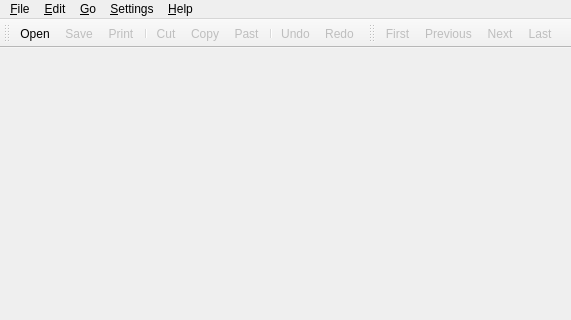
This is editor/ui/MainEditorUI.ui in cc-archive/pootle as Qt 5 draws it before an edit; both pictures show x 0 to 571 and y 0 to 320 of the 571 by 476 pixel window. The edited form follows.
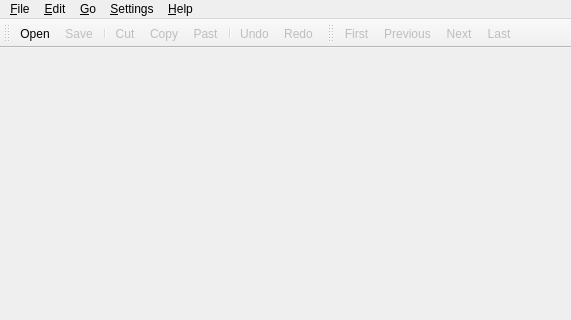
This is the edited form. Icons and pictures are not drawn.

Commit message: Update MainEditor.py: removing print feature calling preference

Patch:
```diff
--- a/editor/ui/MainEditorUI.ui
+++ b/editor/ui/MainEditorUI.ui
@@ -154,7 +154,6 @@
    </attribute>
    <addaction name="actionOpen" />
    <addaction name="actionSave" />
-   <addaction name="actionPrint" />
    <addaction name="separator" />
    <addaction name="actionCut" />
    <addaction name="actionCopy" />
@@ -245,20 +244,6 @@
     <string>Ctrl+Q</string>
    </property>
   </action>
-  <action name="actionPrint" >
-   <property name="enabled" >
-    <bool>false</bool>
-   </property>
-   <property name="icon" >
-    <iconset>../images/print.png</iconset>
-   </property>
-   <property name="text" >
-    <string>&amp;Print</string>
-   </property>
-   <property name="shortcut" >
-    <string>Ctrl+P</string>
-   </property>
-  </action>
   <action name="actionUndo" >
    <property name="enabled" >
     <bool>false</bool>
```
Left out of the diff: 101 changed lines with no effect on the pictures. The commit also changes 12 other files.
